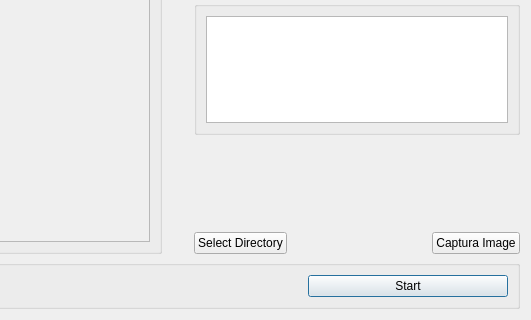
MiguelFerrerF/robotArmApp, file library-video/VideoCalibrationDialog.ui: the form before one commit; both pictures show x 173 to 704 and y 210 to 530 of the 704 by 530 pixel window.
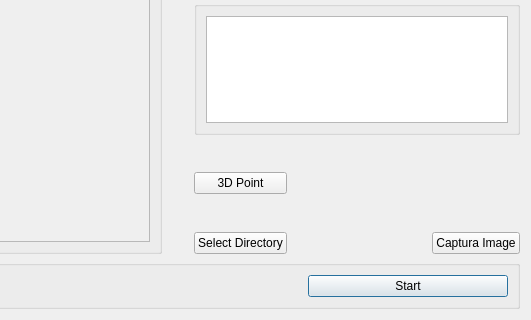
The form after the commit.

```diff
--- a/library-video/VideoCalibrationDialog.ui
+++ b/library-video/VideoCalibrationDialog.ui
@@ -220,6 +220,13 @@
      </property>
     </widget>
    </item>
+   <item row="2" column="2" colspan="2">
+    <widget class="QPushButton" name="pushButtonGetPoint">
+     <property name="text">
+      <string>3D Point</string>
+     </property>
+    </widget>
+   </item>
   </layout>
  </widget>
  <resources/>
```
Left out of the diff: 2 changed lines with no effect on the pictures.
